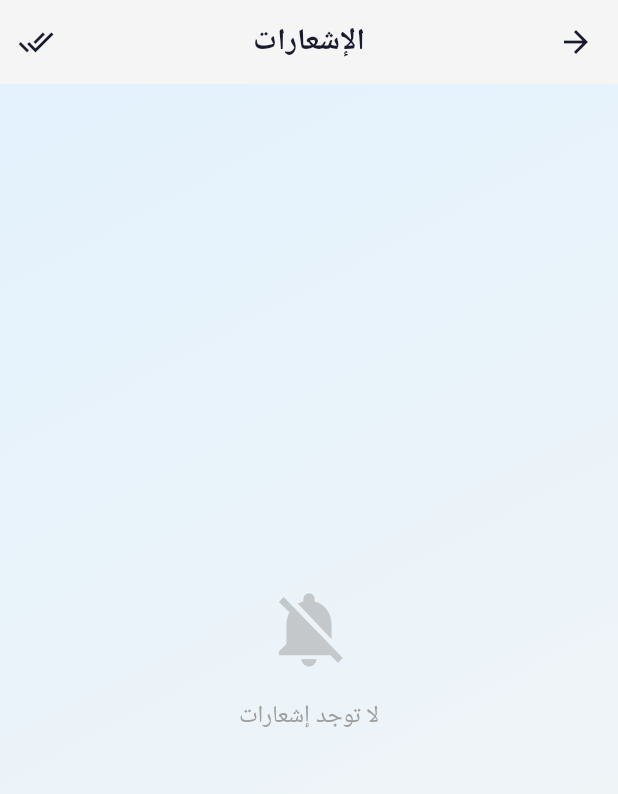
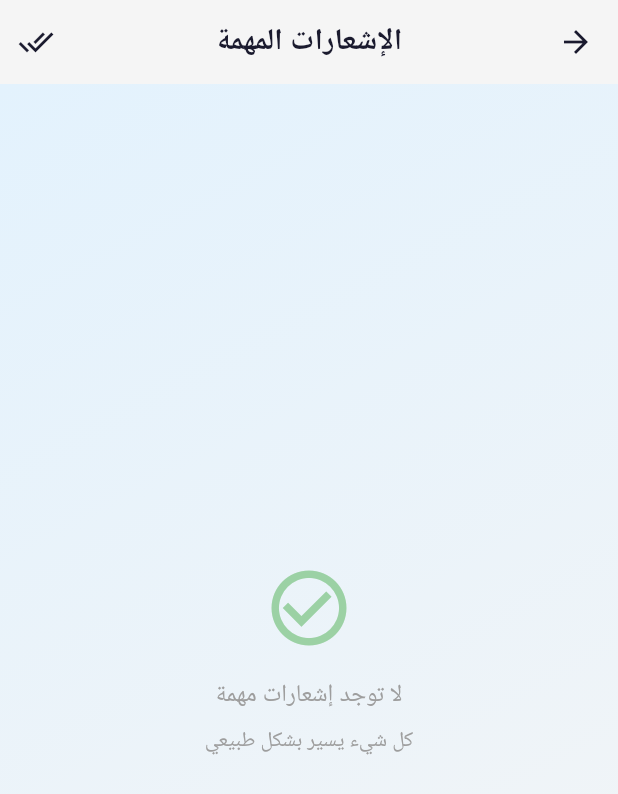
Before and after one commit to mohammedaljibory/storemanagment, a Flutter app: the AdminNotificationsScreen screen opened by its route, on a phone screen of 412 x 824 dp. Shown: the top 794 px of the screen. Run offline on Flutter 3.47's test engine with Material 3 defaults, Android fonts, the phone set to English and light mode, and no system bars; our stand-ins replace cached_network_image, cloud_firestore, connectivity_plus, firebase_auth, firebase_core, firebase_messaging and 11 more; accounts and stored records are empty; Roboto replaces fonts that are missing (Tajawal); project files that could hold a hidden picture were left out.

Commit message:
fix: Filter notifications to show only important ones
- Hide normal check-in/check-out notifications
- Only show: late arrivals, early leaves, location alerts, auto-checkouts,
  break overtime, time-off blocked, late checkout, new requests
- Updated labels: "حضور متأخر" for late check-in, "انصراف مبكر" for early leave
- Empty state shows "كل شيء يسير بشكل طبيعي" message
- Increased fetch limit to 200 to compensate for client-side filtering

Co-Authored-By: Claude Opus 4.6 <noreply@anthropic.com>

```diff
--- a/lib/features/admin/screens/admin_notifications_screen.dart
+++ b/lib/features/admin/screens/admin_notifications_screen.dart
@@ -14,13 +14,54 @@ class AdminNotificationsScreen extends StatefulWidget {
 class _AdminNotificationsScreenState extends State<AdminNotificationsScreen> {
   final FirebaseFirestore _firestore = FirebaseFirestore.instance;
 
+  // الإشعارات المهمة فقط - استبعاد تسجيل الدخول/الخروج الاعتيادي
+  static const _importantTypes = {
+    'location_alert',
+    'location_warning',
+    'auto_checkout',
+    'auto_checkout_shift_end',
+    'break_overtime_server',
+    'time_off_blocked',
+    'late_checkout_admin',
+    'new_request',
+  };
+
+  bool _isImportantNotification(Map<String, dynamic> data) {
+    final type = data['type'] as String? ?? '';
+
+    // إذا كان النوع من الأنواع المهمة مباشرة
+    if (_importantTypes.contains(type)) return true;
+
+    // تسجيل حضور متأخر = مهم
+    if (type == 'employee_checkin') {
+      final isLate = data['isLate'] as bool? ?? false;
+      final lateMinutes = data['lateMinutes'] as int? ?? 0;
+      return isLate || lateMinutes > 0;
+    }
+
+    // تسجيل انصراف مبكر = مهم
+    if (type == 'employee_checkout') {
+      final isEarlyLeave = data['isEarlyLeave'] as bool? ?? false;
+      final earlyLeaveMinutes = data['earlyLeaveMinutes'] as int? ?? 0;
+      return isEarlyLeave || earlyLeaveMinutes > 0;
+    }
+
+    // عودة للموقع بعد تنبيه = مهم
+    if (type == 'location_return') return true;
+
+    // أي نوع غير معروف - اعرضه احتياطاً
+    if (type != 'employee_checkin' && type != 'employee_checkout') return true;
+
+    return false;
+  }
+
   @override
   Widget build(BuildContext context) {
     final isDarkMode = Theme.of(context).brightness == Brightness.dark;
 
     return Scaffold(
       appBar: AppBar(
-        title: const Text('الإشعارات'),
+        title: const Text('الإشعارات المهمة'),
         centerTitle: true,
         actions: [
           IconButton(
@@ -45,7 +86,7 @@ class _AdminNotificationsScreenState extends State<AdminNotificationsScreen> {
               .collection('notifications')
               .where('forAdmin', isEqualTo: true)
               .orderBy('createdAt', descending: true)
-              .limit(100)
+              .limit(200)
               .snapshots(),
           builder: (context, snapshot) {
             if (snapshot.connectionState == ConnectionState.waiting) {
@@ -71,20 +112,32 @@ class _AdminNotificationsScreenState extends State<AdminNotificationsScreen> {
               );
             }
 
-            final docs = snapshot.data?.docs ?? [];
+            // تصفية الإشعارات - فقط المهمة
+            final allDocs = snapshot.data?.docs ?? [];
+            final importantDocs = allDocs.where((doc) {
+              final data = doc.data() as Map<String, dynamic>;
+              return _isImportantNotification(data);
+            }).toList();
 
-            if (docs.isEmpty) {
+            if (importantDocs.isEmpty) {
               return Center(
                 child: Column(
                   mainAxisAlignment: MainAxisAlignment.center,
                   children: [
-                    Icon(Icons.notifications_off,
-                        size: 60, color: Colors.grey.withOpacity(0.5)),
+                    Icon(Icons.check_circle_outline,
+                        size: 60, color: Colors.green.withOpacity(0.5)),
                     const SizedBox(height: 16),
                     Text(
-                      'لا توجد إشعارات',
+                      'لا توجد إشعارات مهمة',
                       style: Theme.of(context).textTheme.bodyLarge?.copyWith(
                             color: Colors.grey,
+                          ),
+                    ),
+                    const SizedBox(height: 8),
+                    Text(
+                      'كل شيء يسير بشكل طبيعي',
+                      style: Theme.of(context).textTheme.bodyMedium?.copyWith(
+                            color: Colors.grey.shade500,
                           ),
                     ),
                   ],
@@ -94,9 +147,9 @@ class _AdminNotificationsScreenState extends State<AdminNotificationsScreen> {
 
             return ListView.builder(
               padding: const EdgeInsets.all(16),
-              itemCount: docs.length,
+              itemCount: importantDocs.length,
               itemBuilder: (context, index) {
-                final doc = docs[index];
+                final doc = importantDocs[index];
                 final data = doc.data() as Map<String, dynamic>;
                 return _buildNotificationCard(context, doc.id, data, isDarkMode);
               },
@@ -114,7 +167,7 @@ class _AdminNotificationsScreenState extends State<AdminNotificationsScreen> {
     final body = data['body'] as String? ?? '';
     final isRead = data['read'] as bool? ?? false;
     final createdAt = _parseTimestamp(data['createdAt']);
-    final info = _getNotificationTypeInfo(type);
+    final info = _getNotificationTypeInfo(type, data);
 
     return Container(
       margin: const EdgeInsets.only(bottom: 12),
@@ -239,19 +292,21 @@ class _AdminNotificationsScreenState extends State<AdminNotificationsScreen> {
     );
   }
 
-  _NotificationTypeInfo _getNotificationTypeInfo(String type) {
+  _NotificationTypeInfo _getNotificationTypeInfo(String type, [Map<String, dynamic>? data]) {
     switch (type) {
       case 'employee_checkin':
+        // حضور متأخر فقط يظهر هنا
         return _NotificationTypeInfo(
-          icon: Icons.login,
-          color: AppTheme.successColor,
-          label: 'تسجيل حضور',
+          icon: Icons.warning_amber,
+          color: AppTheme.warningColor,
+          label: 'حضور متأخر',
         );
       case 'employee_checkout':
+        // انصراف مبكر فقط يظهر هنا
         return _NotificationTypeInfo(
-          icon: Icons.logout,
-          color: Colors.blue,
-          label: 'تسجيل انصراف',
+          icon: Icons.running_with_errors,
+          color: Colors.deepOrange,
+          label: 'انصراف مبكر',
         );
       case 'location_alert':
         return _NotificationTypeInfo(
```
